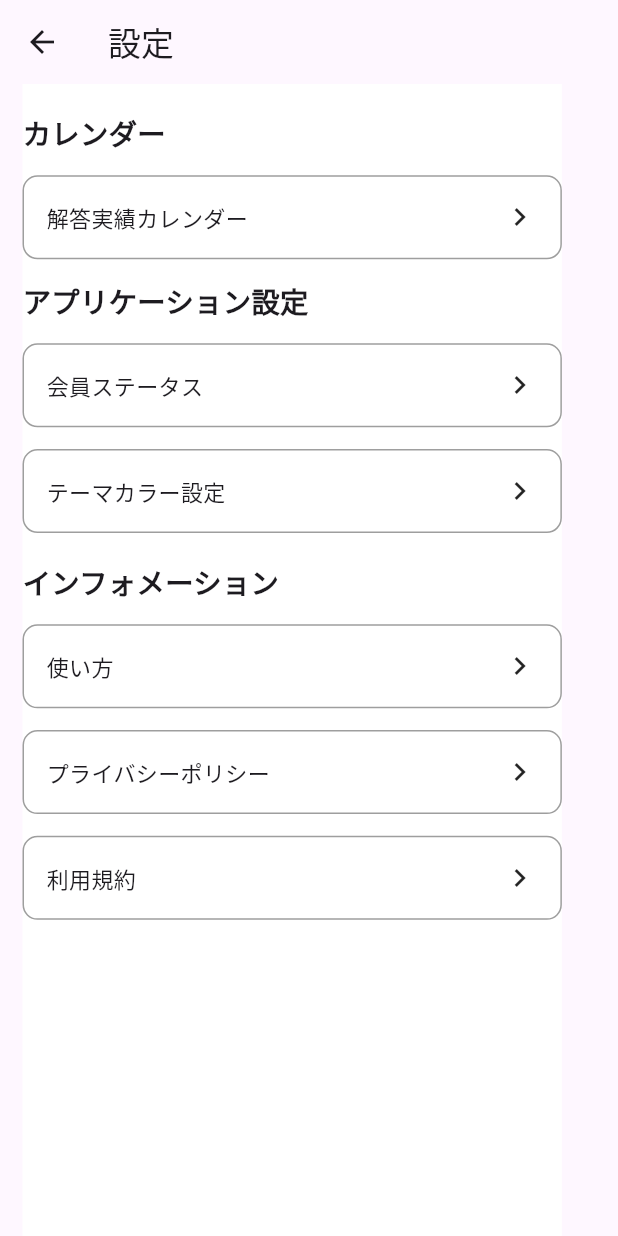
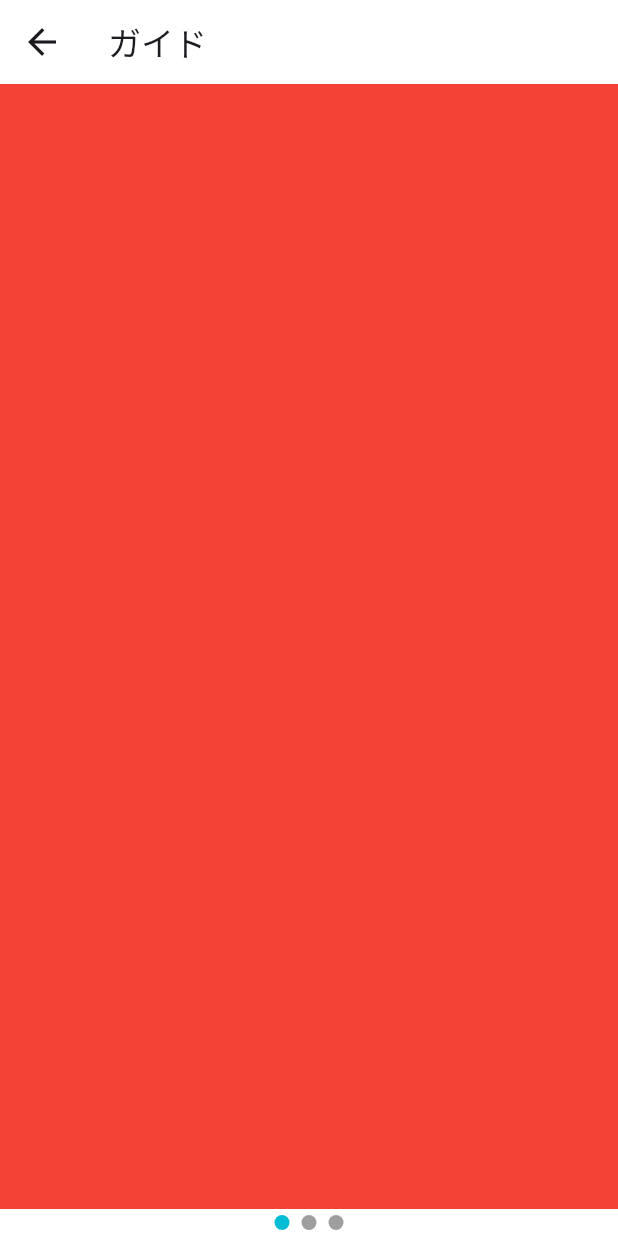
Before and after one commit to yutokobayashii/share_question, a Flutter app: the SettingsPage screen opened directly, after a tap on "使い方", on a phone screen of 412 x 824 dp. Run offline on Flutter 3.47's test engine with Material 3 defaults, Android fonts, the phone set to English and light mode, and no system bars; our stand-ins replace fl_chart, flutter_hooks, flutter_screenutil, hooks_riverpod, image_picker, share_plus and 1 more; accounts and stored records are empty.

Commit message:
ガイド画面作成

```diff
--- /dev/null
+++ b/lib/pages/guide_pages/guide_page.dart
@@ -0,0 +1,73 @@
+
+import 'package:flutter/material.dart';
+import 'package:flutter_hooks/flutter_hooks.dart';
+import 'package:hooks_riverpod/hooks_riverpod.dart';
+
+import '../../constant/color_constant.dart';
+import '../../provider/shared_prefrence_provider.dart';
+
+class GuidePage extends HookConsumerWidget {
+  const GuidePage({super.key});
+
+  @override
+  Widget build(BuildContext context,WidgetRef ref) {
+    final currentPage = useState(0);
+    final PageController pageController = PageController();
+    return MaterialApp(
+      home: Scaffold(
+        appBar: AppBar(
+          backgroundColor: Colors.white,
+          leading: GestureDetector(
+              onTap: () {
+               Navigator.pop(context);
+              },
+              child: const Icon(
+                Icons.arrow_back,
+                size: 28,
+              )
+          ),
+          title: const Text('ガイド'),
+
+
+        ),
+        body: Container(
+          color: Colors.white,
+          child:  Column(
+            children: [
+              Expanded(
+                child: PageView(
+                  controller: pageController,
+                  onPageChanged: (int page) {
+                    currentPage.value = page;
+                  },
+                  children: [
+                    Container(color: Colors.red),
+                    Container(color: Colors.green),
+                    Container(color: Colors.blue),
+                  ],
+                ),
+              ),
+              Row(
+                mainAxisAlignment: MainAxisAlignment.center,
+                children: List.generate(
+                  3, // ページ数
+                      (index) => Container(
+                    margin: const EdgeInsets.all(4),
+                    width: 10,
+                    height: 10,
+                    decoration: BoxDecoration(
+                      shape: BoxShape.circle,
+                      color: currentPage.value == index
+                          ? Color(ref.watch(colorSharedPreferencesProvider).getInt("color") ?? baseColor.value) // 現在のページ
+                          : Colors.grey, // 他のページ
+                    ),
+                  ),
+                ),
+              ),
+            ],
+          ),
+        ),
+      ),
+    );
+  }
+}
--- a/lib/pages/home_pages/home_page.dart
+++ b/lib/pages/home_pages/home_page.dart
@@ -8,6 +8,7 @@ import 'package:share_question/pages/past_make_question_list_pages/past_make_que
 
 import '../../model/tabbar_model/tab_item_data.dart';
 import '../draft_list_pages/draft_list_page.dart';
+import '../guide_pages/guide_page.dart';
 import '../make_question_pages/make_question_widgets/initial_make_question_page.dart';
 import 'home_widgets/main_home_widget.dart';
 
@@ -94,7 +95,10 @@ class HomePage extends StatelessWidget {
                         title: '使い方ガイド',
                         content: 'lineや各種SNSで作った問題をみんなに共有し、\n学校の授業、部活動、家族や会社で活用しよう！',
                         action: () {
-                          debugPrint('ええええええええ');
+                          Navigator.push(
+                            context,
+                            MaterialPageRoute(builder: (context) => const GuidePage()),
+                          );
                         },
                       ),
                     ],
--- a/lib/pages/settings_pages/settings_page.dart
+++ b/lib/pages/settings_pages/settings_page.dart
@@ -2,9 +2,11 @@ import 'package:flutter/material.dart';
 import 'package:flutter_screenutil/flutter_screenutil.dart';
 import 'package:hooks_riverpod/hooks_riverpod.dart';
 import 'package:share_question/constant/color_constant.dart';
+import 'package:share_question/pages/settings_pages/setting_widgets/kiyaku.page.dart';
+import 'package:share_question/pages/settings_pages/setting_widgets/privacy_policy_page.dart';
 import 'package:share_question/provider/shared_prefrence_provider.dart';
 
-import '../../model/tabbar_model/tab_item_data.dart';
+import '../guide_pages/guide_page.dart';
 
 final colorProvider = StateProvider<int>((ref) => ref.watch(colorSharedPreferencesProvider).getInt("color") ?? baseColor.value);
 
@@ -13,7 +15,6 @@ class SettingsPage extends HookConsumerWidget {
 
   @override
   Widget build(BuildContext context,WidgetRef ref) {
-   final colors = Color(ref.watch(colorSharedPreferencesProvider).getInt("color") ?? baseColor.value);
     return Scaffold(
       appBar: AppBar(title: const Text("設定")),
       body: Padding(
@@ -69,7 +70,10 @@ class SettingsPage extends HookConsumerWidget {
               SettingWidget(
                 title: '使い方',
                 action: () {
-
+                  Navigator.push(
+                    context,
+                    MaterialPageRoute(builder: (context) => const GuidePage()),
+                  );
                 },),
 
               SizedBox(height: 15.h,),
@@ -77,7 +81,10 @@ class SettingsPage extends HookConsumerWidget {
               SettingWidget(
                 title: 'プライバシーポリシー',
                 action: () {
-
+                  Navigator.push(
+                    context,
+                    MaterialPageRoute(builder: (context) => const PrivacyPolicyPage()),
+                  );
                 },),
 
               SizedBox(height: 15.h,),
@@ -85,7 +92,10 @@ class SettingsPage extends HookConsumerWidget {
               SettingWidget(
                 title: '利用規約',
                 action: () {
-
+                  Navigator.push(
+                    context,
+                    MaterialPageRoute(builder: (context) => const KiyakuPage()),
+                  );
                 },),
             ],
           ),
```
Also changed, not shown: lib/pages/settings_pages/setting_widgets/kiyaku.page.dart (added, +44 -0 lines), lib/pages/settings_pages/setting_widgets/privacy_policy_page.dart (added, +43 -0 lines).
